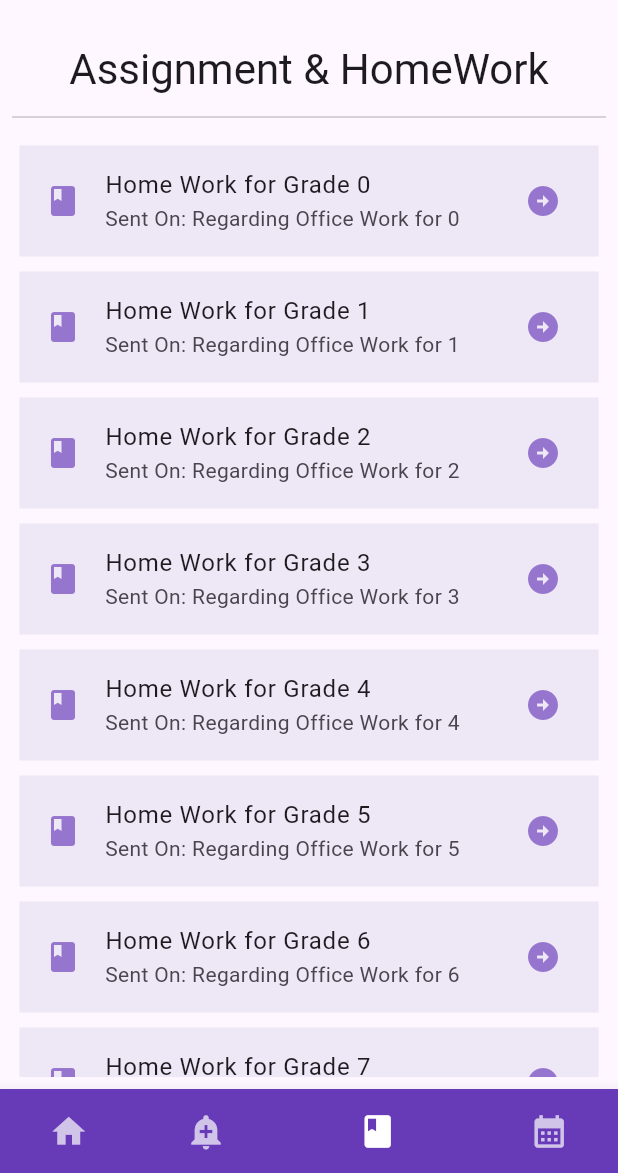
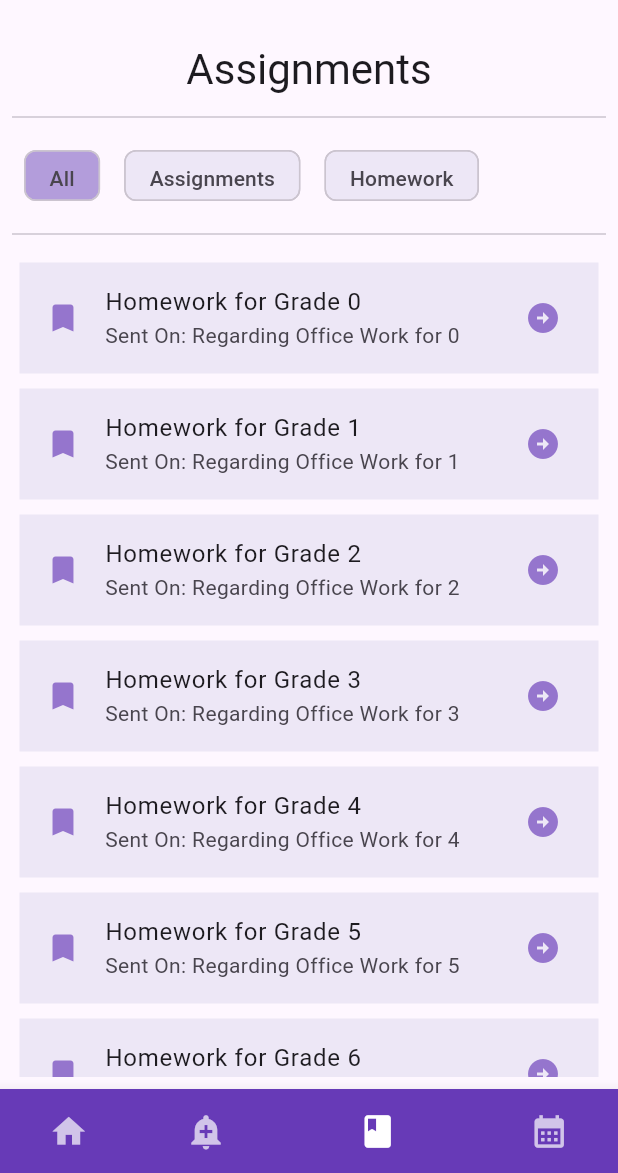
Before and after one commit to LazyyVenom/School_Manager, a Flutter app: the screen it shows after launch, item 3 of the bottom bar chosen, on a phone screen of 412 x 824 dp, the part 63-1236 px from its top. Run offline on Flutter 3.47's test engine with Material 3 defaults, Android fonts, the phone set to English and light mode, and no system bars.

```diff
--- a/lib/assignment_page.dart
+++ b/lib/assignment_page.dart
@@ -1,7 +1,15 @@
-import "package:flutter/material.dart";
+import 'package:flutter/material.dart';
 
-class AssignmentPage extends StatelessWidget {
+class AssignmentPage extends StatefulWidget {
   const AssignmentPage({super.key});
+
+  @override
+  State<AssignmentPage> createState() => _AssignmentPageState();
+}
+
+class _AssignmentPageState extends State<AssignmentPage> {
+  final List<String> categories = ['All', 'Assignments', 'Homework'];
+  String selectedCategory = 'All';
 
   @override
   Widget build(BuildContext context) {
@@ -11,8 +19,36 @@ class AssignmentPage extends StatelessWidget {
         children: [
           const SizedBox(height: 6),
           Text(
-            "Assignment & HomeWork",
+            "Assignments",
             style: Theme.of(context).textTheme.headlineMedium,
+          ),
+          const SizedBox(height: 6),
+          const Divider(),
+          const SizedBox(height: 6),
+          SizedBox(
+            height: 50,
+            child: ListView.builder(
+              scrollDirection: Axis.horizontal,
+              itemCount: categories.length,
+              itemBuilder: (context, index) {
+                return Padding(
+                  padding: const EdgeInsets.all(8.0),
+                  child: GestureDetector(
+                    onTap: () {
+                      setState(() {
+                        selectedCategory = categories[index];
+                      });
+                    },
+                    child: Chip(
+                      label: Text(categories[index]),
+                      backgroundColor: selectedCategory == categories[index]
+                          ? Colors.deepPurple[200]
+                          : Colors.deepPurple[50],
+                    ),
+                  ),
+                );
+              },
+            ),
           ),
           const SizedBox(height: 6),
           const Divider(),
@@ -23,28 +59,26 @@ class AssignmentPage extends StatelessWidget {
               itemBuilder: (context, index) {
                 return Padding(
                   padding: const EdgeInsets.all(5.0),
-                  child: Column(
-                    children: [
-                      Container(
+                  child: Container(
                     padding: const EdgeInsets.all(1),
                     color: Colors.deepPurple[50],
                     child: ListTile(
-                          leading: Icon(Icons.book, color: Colors.deepPurple[300],),
-                          title: Text("Home Work for Grade $index "),
-                          subtitle:
-                              Text("Sent On: Regarding Office Work for $index"),
+                      leading: Icon(
+                        Icons.bookmark,
+                        color: Colors.deepPurple[300],
+                      ),
+                      title: Text("Homework for Grade $index"),
+                      subtitle: Text("Sent On: Regarding Office Work for $index"),
                       trailing: Icon(
                         Icons.arrow_circle_right,
                         color: Colors.deepPurple[300],
                       ),
                     ),
-                      )
-                    ],
                   ),
                 );
               },
             ),
-          )
+          ),
         ],
       ),
     );
```
Lines whose indentation alone changed are shown as unchanged.
